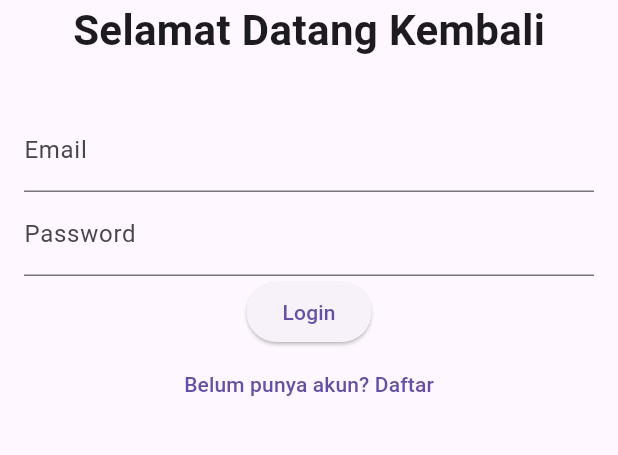
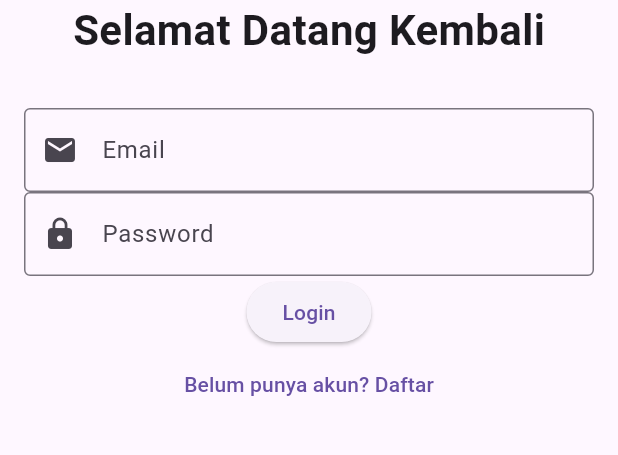
Before and after one commit to iqwa-a/20220140128_ucp1, a Flutter app: the screen it shows after launch, on a phone screen of 412 x 824 dp, the part 498-953 px from its top. Run offline on Flutter 3.47's test engine with Material 3 defaults, Android fonts, the light colour scheme and no system bars.

```diff
--- a/lib/login_page.dart
+++ b/lib/login_page.dart
@@ -41,7 +41,8 @@ import 'package:ucp1/register_page.dart';
             const SizedBox(height: 32),
                 TextFormField(
                   controller: emailController,
-                  decoration: const InputDecoration(labelText: 'Email'),
+                  decoration: const InputDecoration(labelText: 'Email',prefixIcon: Icon(Icons.email),
+                border: OutlineInputBorder(),),
                   validator: (value) {
                     if (value == null || value.isEmpty) {
                       return 'Please enter your email';
@@ -51,7 +52,8 @@ import 'package:ucp1/register_page.dart';
                 ),
                 TextFormField(
                   controller: passwordController,
-                  decoration: const InputDecoration(labelText: 'Password'),
+                  decoration: const InputDecoration(labelText: 'Password',prefixIcon: Icon(Icons.lock),
+                border: OutlineInputBorder(),),
                   obscureText: true,
                   validator: (value) {
                     if (value == null || value.isEmpty) {
@@ -65,7 +67,9 @@ import 'package:ucp1/register_page.dart';
                   if (_formKey.currentState!.validate()) {
                     Navigator.pushReplacement(
                       context,
-                      MaterialPageRoute(builder: (context) => const HomePage()),
+                      MaterialPageRoute(builder: (context) => HomePage(
+                        nama: emailController.text,
+                      )),
                     );
                   }
                 },
```
Also changed, not shown: lib/home_page.dart (+9 -17 lines).
